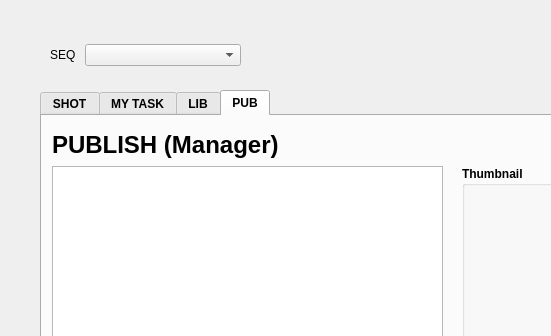
The window that pipeline/scripts/loader/loader_ui/main_window_v002.ui (UiChul/yummy) describes before a commit, drawn with Qt 5; both pictures show x 0 to 551 and y 0 to 336 of the 1155 by 889 pixel window.
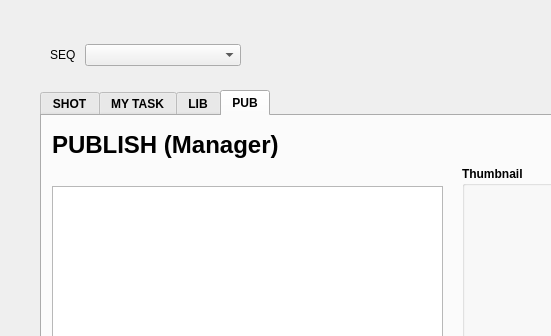
The same window after the commit. The open tabs and pages were chosen to show the change.

What changed in the file:
```diff
--- a/pipeline/scripts/loader/loader_ui/main_window_v002.ui
+++ b/pipeline/scripts/loader/loader_ui/main_window_v002.ui
@@ -2688,15 +2688,23 @@
       <string>PUBLISH (Manager)</string>
      </property>
     </widget>
-    <widget class="QListWidget" name="listWidget_pub_list">
+    <widget class="QTreeWidget" name="treeWidget_pub_list">
      <property name="geometry">
       <rect>
        <x>10</x>
-       <y>50</y>
+       <y>70</y>
        <width>391</width>
-       <height>661</height>
+       <height>641</height>
       </rect>
      </property>
+     <attribute name="headerVisible">
+      <bool>false</bool>
+     </attribute>
+     <column>
+      <property name="text">
+       <string notr="true">1</string>
+      </property>
+     </column>
     </widget>
    </widget>
   </widget>
```
Left out of the diff: 7 changed lines with no effect on the pictures.
